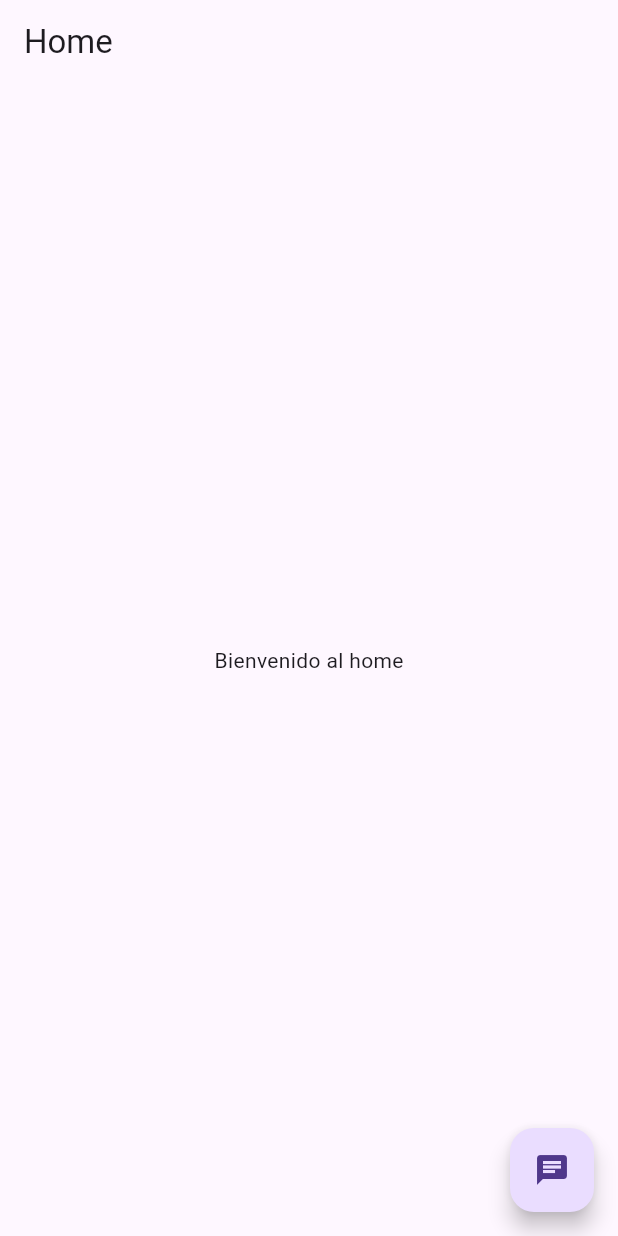
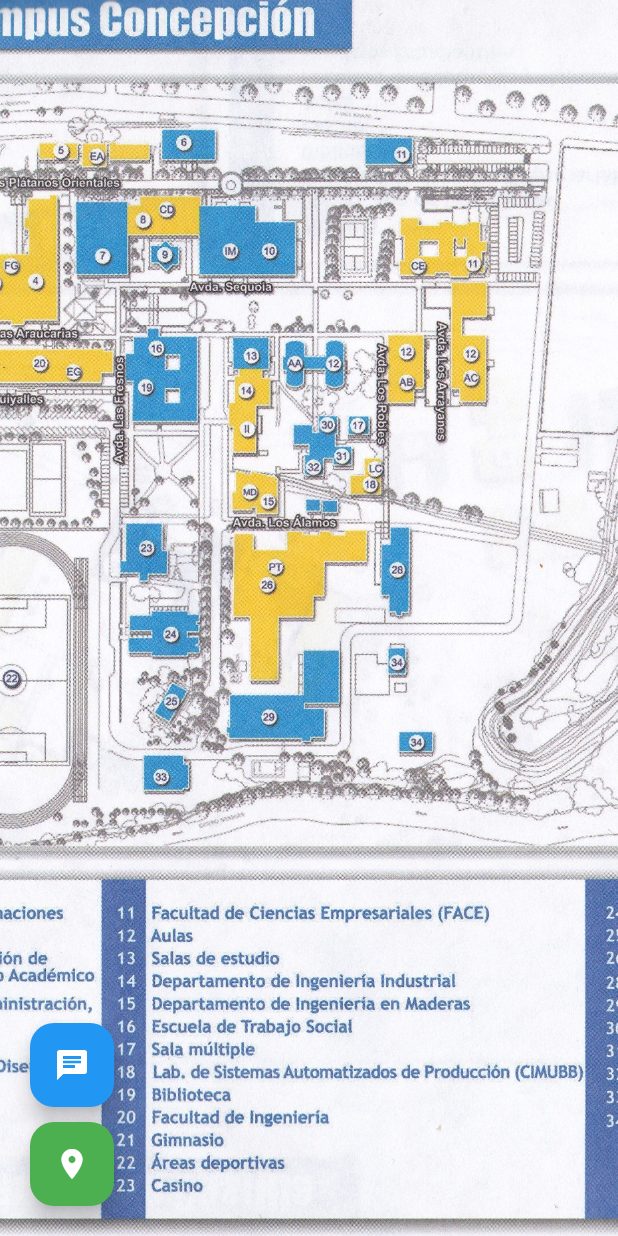
Before and after one commit to Thitroy/Gps-AppMovil, a Flutter app: the screen it shows after launch, on a phone screen of 412 x 824 dp. Run offline on Flutter 3.47's test engine with Material 3 defaults, Android fonts, the light colour scheme and no system bars.

Commit message:
Modificiones del homeScreen

```diff
--- a/bienvenida/lib/src/pages/home_screen.dart
+++ b/bienvenida/lib/src/pages/home_screen.dart
@@ -1,6 +1,6 @@
 import 'package:flutter/material.dart';
-
 import 'package:bienvenida/src/pages/chat_screen.dart'; // Importa la pantalla del chatbot
+ // Asegúrate de que esta es la única importación de ChatScreen
 
 class HomeScreen extends StatelessWidget {
   const HomeScreen({super.key});
@@ -8,30 +8,41 @@ class HomeScreen extends StatelessWidget {
   @override
   Widget build(BuildContext context) {
     return Scaffold(
-      appBar: AppBar(
-        title: const Text('Home'),
-      ),
       body: Stack(
         children: [
-          Center(
-            child: Column(
-              mainAxisAlignment: MainAxisAlignment.center,
-              children: const [
-                Text("Bienvenido al home"),
-              ],
+          // Imagen del mapa
+          Positioned.fill(
+            child: Image.asset(
+              'assets/img-copia.jpg', // Asegúrate de que la ruta sea correcta
+              fit: BoxFit.cover,
             ),
           ),
+          // Botones en la parte inferior
           Positioned(
-            bottom: 16,
-            right: 16,
-            child: FloatingActionButton(
-              onPressed: () {
-                Navigator.push(
-                  context,
-                  MaterialPageRoute(builder: (context) => const ChatScreen()),
-                );
-              },
-              child: const Icon(Icons.chat),
+            bottom: 20,
+            left: 20,
+            child: Column(
+              children: [
+                // Botón Chatbot
+                FloatingActionButton(
+                  onPressed: () {
+                    Navigator.pushNamed(context, "chat");
+                  },
+                  backgroundColor: Colors.blue,
+                  child: const Icon(Icons.chat, color: Colors.white),
+                  heroTag: 'chatbot',
+                ),
+                const SizedBox(height: 10),
+                // Botón Ubicación de Salas
+                FloatingActionButton(
+                  onPressed: () {
+                    // Lógica para el botón de ubicación de salas
+                  },
+                  backgroundColor: Colors.green,
+                  child: const Icon(Icons.location_on, color: Colors.white),
+                  heroTag: 'location',
+                ),
+              ],
             ),
           ),
         ],
--- a/bienvenida/pubspec.yaml
+++ b/bienvenida/pubspec.yaml
@@ -21,3 +21,4 @@ flutter:
   uses-material-design: true
   assets:
     - assets/images.png
+    - assets/img-copia.jpg
```
Also changed, not shown: bienvenida/lib/src/pages/splash_screen.dart (+17 -10 lines), bienvenida/assets/img-copia.jpg (added).
